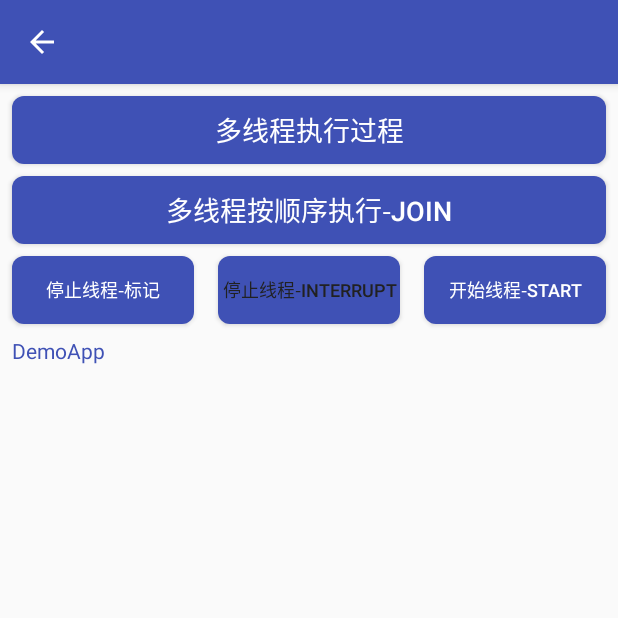
After one commit to ColinLu/DemoApp, an Android app: the ThreadActivity screen opened directly, with no data from a screen before it, on a phone screen of 412 x 824 dp, the top half of it. The commit adds this screen. Run offline under Robolectric (Android 15) with nearby library versions, the phone set to English and light mode, and no system bars.

Commit message:
线程处理

```diff
--- a/app/build.gradle
+++ b/app/build.gradle
@@ -64,6 +64,7 @@ android {
             }
         }
     }
+    sourceSets { main { res.srcDirs = ['src/main/res', 'src/main/res/color'] } }
 }
 //签名打包输入路径与app输入名字
 def generateApk(variant) {
@@ -81,7 +82,9 @@ static def getTime() {
 
 dependencies {
     implementation fileTree(include: ['*.jar'], dir: 'libs')
-    implementation 'com.android.support.constraint:constraint-layout:1.1.2'
+    implementation "com.android.support.constraint:constraint-layout:$constraint_version"
+    implementation "org.jetbrains.kotlin:kotlin-stdlib-jdk7:$kotlin_version"
+    implementation 'com.android.support.constraint:constraint-layout:1.1.3'
     testImplementation 'junit:junit:4.12'
     androidTestImplementation 'com.android.support.test:runner:1.0.2'
     androidTestImplementation 'com.android.support.test.espresso:espresso-core:3.0.2'
@@ -96,7 +99,6 @@ dependencies {
     implementation librarys.okhttp
     implementation librarys.gson
     implementation librarys.okgo
-    implementation "org.jetbrains.kotlin:kotlin-stdlib-jdk7:$kotlin_version"
 }
 repositories {
     mavenCentral()
--- a/app/src/main/AndroidManifest.xml
+++ b/app/src/main/AndroidManifest.xml
@@ -132,6 +132,8 @@
         </activity>
         <activity android:name=".activity.handler.HandlerActivity">
         </activity>
+        <activity android:name=".activity.thread.ThreadActivity">
+        </activity>
     </application>
 
 </manifest>
--- a/app/src/main/java/com/colin/demo/app/activity/handler/HandlerActivity.java
+++ b/app/src/main/java/com/colin/demo/app/activity/handler/HandlerActivity.java
@@ -130,6 +130,5 @@ public class HandlerActivity extends BaseActivity {
             }
         }
 
-
     }
 }
--- a/app/src/main/java/com/colin/demo/app/fragment/OtherFragment.java
+++ b/app/src/main/java/com/colin/demo/app/fragment/OtherFragment.java
@@ -8,6 +8,7 @@ import android.view.View;
 
 import com.colin.demo.app.R;
 import com.colin.demo.app.activity.bluetooth.BluetoothActivity;
+import com.colin.demo.app.activity.thread.ThreadActivity;
 import com.colin.demo.app.adapter.ItemAdapter;
 import com.colin.demo.app.base.BaseAdapter;
 import com.colin.demo.app.base.BaseFragment;
@@ -166,6 +167,7 @@ public class OtherFragment extends BaseFragment {
         mList.clear();
 
         mList.add(new ItemBean(1, "蓝牙技术", BluetoothActivity.class));
+        mList.add(new ItemBean(2, "线程操作", ThreadActivity.class));
 
         mAdapter.setEmptyState(BaseAdapter.EMPTY_STATE_NO);
         mAdapter.setFootState(BaseAdapter.FOOT_STATE_FINISH);
--- /dev/null
+++ b/app/src/main/java/com/colin/demo/app/other/MyHandler.java
@@ -0,0 +1,37 @@
+package com.colin.demo.app.other;
+
+import android.content.Context;
+import android.os.Handler;
+import android.os.Message;
+
+import java.lang.ref.WeakReference;
+
+/**
+ * 描述：自定义Handler  解决内存溢出
+ * <p>
+ * 作者：Colin
+ * 时间：2018/9/6
+ */
+public class MyHandler extends Handler {
+    private WeakReference<Context> mWeakReference;
+
+    public MyHandler(Context context) {
+        mWeakReference = new WeakReference<>(context);
+    }
+
+    @Override
+    public void handleMessage(Message msg) {
+        if (null != mWeakReference && null != mWeakReference.get()) {
+            weakHandleMessage(msg);
+        }
+    }
+
+    /**
+     * 调用此方法
+     *
+     * @param message
+     */
+    public void weakHandleMessage(Message message) {
+    }
+
+}
--- a/app/src/main/res/drawable/button_style.xml
+++ b/app/src/main/res/drawable/button_style.xml
@@ -1,6 +1,6 @@
 <?xml version="1.0" encoding="utf-8"?>
 <selector xmlns:android="http://schemas.android.com/apk/res/android"
-          xmlns:tools="http://schemas.android.com/tools">
+    >
 
 
     <item android:state_enabled="false">
--- /dev/null
+++ b/app/src/main/res/drawable/scrollbar_vertical_thumb.xml
@@ -0,0 +1,7 @@
+<shape xmlns:android="http://schemas.android.com/apk/res/android">
+    <gradient
+        android:angle="0"
+        android:endColor="#FF999999"
+        android:startColor="#FF999999"/>
+    <corners android:radius="6dp"/>
+</shape>
--- /dev/null
+++ b/app/src/main/res/drawable/scrollbar_vertical_track.xml
@@ -0,0 +1,7 @@
+<shape xmlns:android="http://schemas.android.com/apk/res/android">
+    <gradient
+        android:angle="0"
+        android:endColor="#FFFFFFFF"
+        android:startColor="#FFFFFFFF"/>
+    <corners android:radius="0dp"/>
+</shape>
--- /dev/null
+++ b/app/src/main/res/layout/activity_thread.xml
@@ -0,0 +1,111 @@
+<?xml version="1.0" encoding="utf-8"?>
+<android.support.constraint.ConstraintLayout
+    xmlns:android="http://schemas.android.com/apk/res/android"
+    xmlns:app="http://schemas.android.com/apk/res-auto"
+    xmlns:tools="http://schemas.android.com/tools"
+    android:layout_width="match_parent"
+    android:layout_height="match_parent"
+    tools:context="com.colin.demo.app.activity.thread.ThreadActivity">
+
+    <include layout="@layout/layout_app_toolbar"/>
+
+    <Button
+        android:id="@+id/button_thread_normal"
+        android:layout_width="@dimen/dp_0"
+        android:layout_height="@dimen/button_height"
+        android:layout_marginLeft="@dimen/margin"
+        android:layout_marginRight="@dimen/margin"
+        android:layout_marginTop="@dimen/margin"
+        android:background="@drawable/button_style"
+        android:text="多线程执行过程"
+        android:textColor="@color/white"
+        android:textSize="@dimen/text_18"
+        app:layout_constraintLeft_toLeftOf="parent"
+        app:layout_constraintRight_toRightOf="parent"
+        app:layout_constraintTop_toBottomOf="@+id/app_bar_layout"
+        tools:ignore="UnknownIdInLayout"/>
+
+    <Button
+        android:id="@+id/button_thread_join"
+        android:layout_width="@dimen/dp_0"
+        android:layout_height="@dimen/button_height"
+        android:layout_marginLeft="@dimen/margin"
+        android:layout_marginRight="@dimen/margin"
+        android:layout_marginTop="@dimen/margin"
+        android:background="@drawable/button_style"
+        android:text="多线程按顺序执行-Join"
+        android:textColor="@color/white"
+        android:textSize="@dimen/text_18"
+        app:layout_constraintLeft_toLeftOf="parent"
+        app:layout_constraintRight_toRightOf="parent"
+        app:layout_constraintTop_toBottomOf="@+id/button_thread_normal"/>
+
+    <Button
+        android:id="@+id/button_thread_stop"
+        android:layout_width="@dimen/dp_0"
+        android:layout_height="@dimen/button_height"
+        android:layout_marginLeft="@dimen/margin"
+        android:layout_marginRight="@dimen/margin"
+        android:layout_marginTop="@dimen/margin"
+        android:background="@drawable/button_style"
+        android:text="停止线程-标记"
+        android:textColor="@color/white"
+        android:textSize="@dimen/text_12"
+        app:layout_constraintHorizontal_chainStyle="spread_inside"
+        app:layout_constraintLeft_toLeftOf="parent"
+        app:layout_constraintRight_toLeftOf="@+id/button_thread_interrupt"
+        app:layout_constraintTop_toBottomOf="@+id/button_thread_join"/>
+
+    <Button
+        android:id="@+id/button_thread_interrupt"
+        android:layout_width="@dimen/dp_0"
+        android:layout_height="@dimen/dp_0"
+        android:layout_marginLeft="@dimen/margin"
+        android:layout_marginRight="@dimen/margin"
+        android:background="@drawable/button_style"
+        android:text="停止线程-interrupt"
+        android:textColor="@color/color_212121"
+        android:textSize="@dimen/text_12"
+        app:layout_constraintBottom_toBottomOf="@+id/button_thread_stop"
+        app:layout_constraintLeft_toRightOf="@+id/button_thread_stop"
+        app:layout_constraintRight_toLeftOf="@+id/button_thread_start"
+        app:layout_constraintTop_toBottomOf="@+id/button_thread_join"
+        app:layout_constraintTop_toTopOf="@+id/button_thread_stop"/>
+
+    <Button
+        android:id="@+id/button_thread_start"
+        android:layout_width="@dimen/dp_0"
+        android:layout_height="@dimen/dp_0"
+        android:layout_marginLeft="@dimen/margin"
+        android:layout_marginRight="@dimen/margin"
+        android:background="@drawable/button_style"
+        android:text="开始线程-start"
+        android:textColor="@color/white"
+        android:textSize="@dimen/text_12"
+        app:layout_constraintBottom_toBottomOf="@+id/button_thread_stop"
+        app:layout_constraintLeft_toRightOf="@+id/button_thread_interrupt"
+        app:layout_constraintRight_toRightOf="parent"
+        app:layout_constraintTop_toBottomOf="@+id/button_thread_join"
+        app:layout_constraintTop_toTopOf="@+id/button_thread_stop"/>
+
+    <TextView
+        android:id="@+id/text_show_thread_log"
+        android:layout_width="@dimen/dp_0"
+        android:layout_height="@dimen/dp_0"
+        android:fadeScrollbars="false"
+        android:padding="@dimen/margin"
+        android:scrollHorizontally="true"
+        android:scrollbarFadeDuration="0"
+        android:scrollbarSize="@dimen/line_big"
+        android:scrollbarStyle="outsideInset"
+        android:scrollbarThumbVertical="@drawable/scrollbar_vertical_thumb"
+        android:scrollbarTrackVertical="@drawable/scrollbar_vertical_track"
+        android:scrollbars="vertical"
+        android:singleLine="false"
+        android:text="@string/app_name"
+        android:textColor="@color/colorPrimary"
+        app:layout_constraintBottom_toBottomOf="parent"
+        app:layout_constraintLeft_toLeftOf="parent"
+        app:layout_constraintRight_toRightOf="parent"
+        app:layout_constraintTop_toBottomOf="@+id/button_thread_stop"/>
+</android.support.constraint.ConstraintLayout>
--- a/app/src/main/res/values/dimens.xml
+++ b/app/src/main/res/values/dimens.xml
@@ -18,11 +18,19 @@
     <dimen name="button_height">45dp</dimen>
     <!--字体大小-->
     <dimen name="text_size">14sp</dimen>
+    <dimen name="text_10">10sp</dimen>
     <dimen name="text_12">12sp</dimen>
-    <dimen name="text_10">10sp</dimen>
+    <dimen name="text_13">13sp</dimen>
+    <dimen name="text_14">14sp</dimen>
+    <dimen name="text_15">15sp</dimen>
+    <dimen name="text_16">16sp</dimen>
+    <dimen name="text_17">17sp</dimen>
+    <dimen name="text_18">18sp</dimen>
 
     <!--线条-->
     <dimen name="line_big">2dp</dimen>
     <dimen name="line_default">1dp</dimen>
     <dimen name="line_small">0.5dp</dimen>
+
+    <dimen name="dp_0">0dp</dimen>
 </resources>
```
Also changed, not shown: app/src/main/java/com/colin/demo/app/activity/thread/ThreadActivity.java (added, +304 -0 lines), app/src/main/java/com/colin/demo/app/bean/Model.java (added, +33 -0 lines), app/src/main/java/com/colin/demo/app/bean/ParentModel.java (added, +13 -0 lines), app/src/main/java/com/colin/demo/app/utils/ClazzUtil.java (added, +136 -0 lines), app/src/main/java/com/colin/demo/app/activity/view/readme.txt (added).
